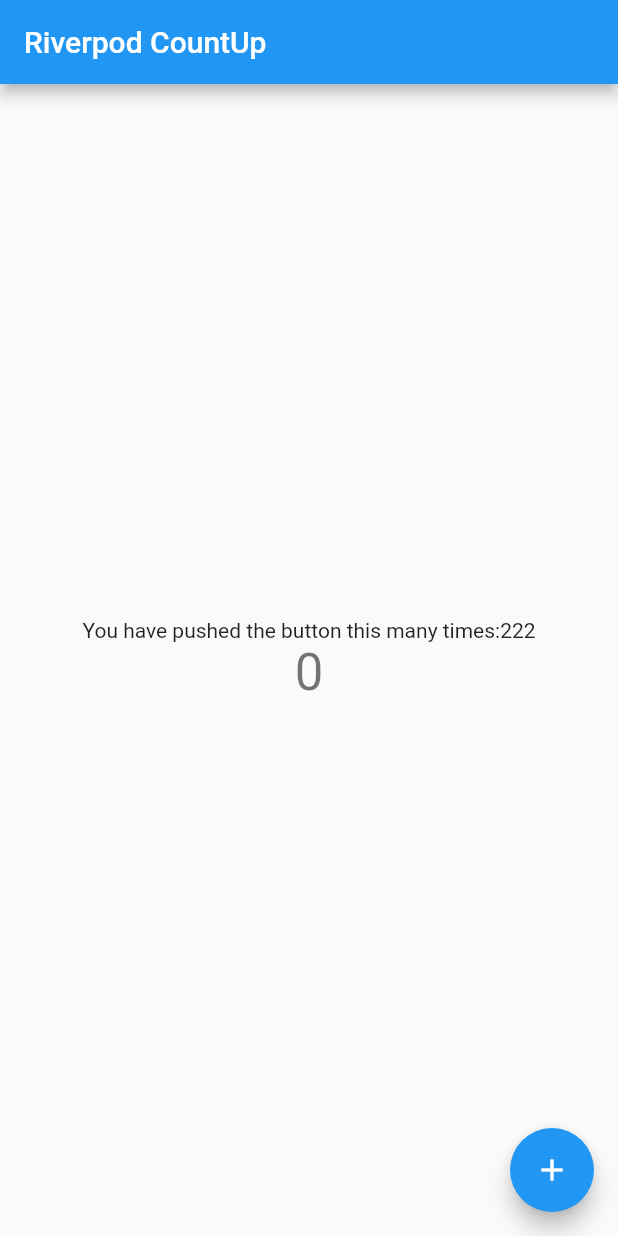
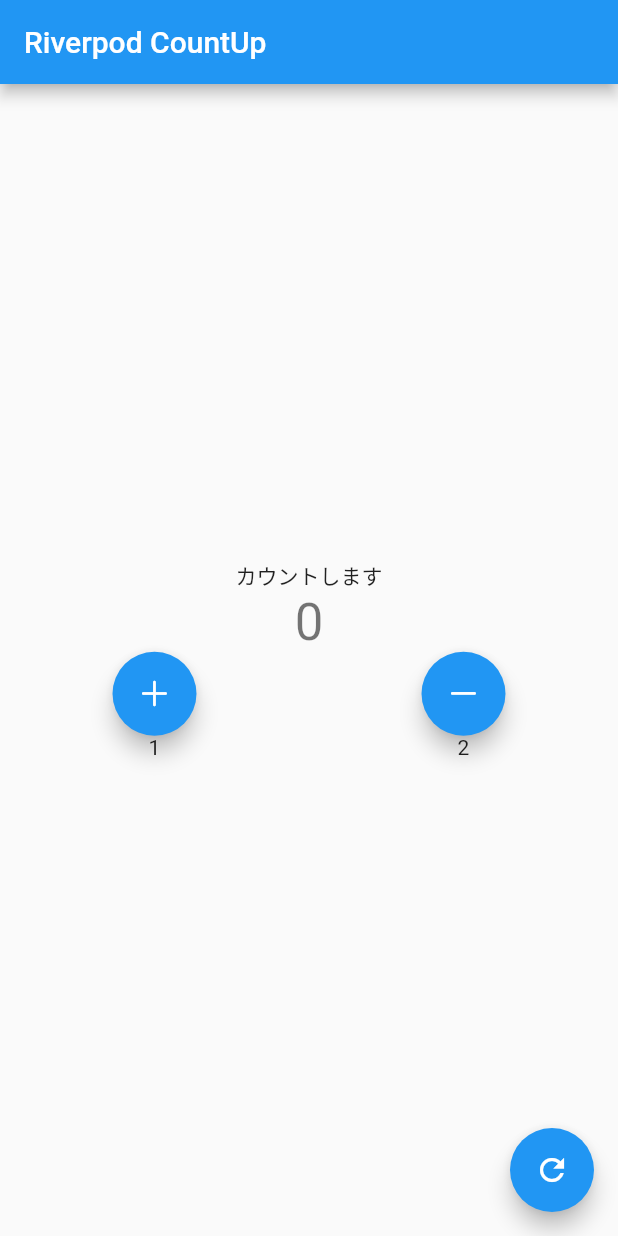
Before and after one commit to kitaoka43/test-repo, a Flutter app: the screen it shows after launch, on a phone screen of 412 x 824 dp. Run offline on Flutter 3.47's test engine with Material 2 defaults, Android fonts, the phone set to English and light mode, and no system bars; our stand-ins replace flutter_riverpod.

Commit message:
Merge remote-tracking branch 'origin/main'

```diff
--- a/lib/main.dart
+++ b/lib/main.dart
@@ -1,3 +1,4 @@
+import 'package:flutter/cupertino.dart';
 import 'package:flutter/material.dart';
 import 'package:flutter_riverpod/flutter_riverpod.dart';
 import 'package:riverpod_example/provider.dart';
@@ -27,7 +28,7 @@ class MyHomePage extends StatelessWidget {
 
   @override
   Widget build(BuildContext context) {
-    print('myhomepage re');
+    return Consumer(builder: (context, ref, child) {
       return Scaffold(
         appBar: AppBar(
           title: Consumer(
@@ -38,29 +39,42 @@ class MyHomePage extends StatelessWidget {
           child: Column(
             mainAxisAlignment: MainAxisAlignment.center,
             children: <Widget>[
-            Consumer(
-              builder: (context, ref, chid) => Text(
+              Text(
                 ref.watch(messageProvider),
               ),
-            ),
-            Consumer(builder: (context, ref, child) {
-              print('count re');
-              return Text(
+              Text(
                 ref.watch(countProvider.state).state.toString(),
                 style: Theme.of(context).textTheme.headline4,
-              );
-            }),
+              ),
+              Row(
+                mainAxisAlignment: MainAxisAlignment.spaceAround,
+                children: [
+                  FloatingActionButton(
+                    onPressed: () => ref.read(countProvider.state).state++,
+                    child: const Icon(CupertinoIcons.plus),
+                  ),
+                  FloatingActionButton(
+                    onPressed: () => ref.read(countProvider.state).state--,
+                    child: const Icon(CupertinoIcons.minus),
+                  ),
+                ],
+              ),
+              Row(
+                mainAxisAlignment: MainAxisAlignment.spaceAround,
+                children: const <Widget>[
+                  Text('1'),
+                  Text('2')
+                ],
+              )
             ],
           ),
         ),
-      floatingActionButton: Consumer(builder: (context, ref, child) {
-        print('buttun re');
-        return FloatingActionButton(
-          onPressed: () => ref.read(countProvider.state).state++,
+        floatingActionButton: FloatingActionButton(
+          onPressed: () => ref.read(countProvider.state).state = 0,
           tooltip: 'Increment',
-          child: const Icon(Icons.add),
+          child: const Icon(Icons.refresh),
+        ),
       );
-      }),
-    );
+    });
   }
 }
--- a/lib/provider.dart
+++ b/lib/provider.dart
@@ -1,5 +1,5 @@
 import 'package:flutter_riverpod/flutter_riverpod.dart';
 
 final titleProvider = Provider<String>((ref) => 'Riverpod CountUp');
-final messageProvider = Provider<String>((ref) => 'You have pushed the button this many times:222');
+final messageProvider = Provider<String>((ref) => 'カウントします');
 final countProvider = StateProvider<int>((ref) => 0);
--- a/pubspec.yaml
+++ b/pubspec.yaml
@@ -35,6 +35,7 @@ dependencies:
   # Use with the CupertinoIcons class for iOS style icons.
   cupertino_icons: ^1.0.2
   flutter_riverpod: ^1.0.4
+  freezed_annotation: ^2.0.3
 
 dev_dependencies:
   flutter_test:
@@ -46,6 +47,9 @@ dev_dependencies:
   # package. See that file for information about deactivating specific lint
   # rules and activating additional ones.
   flutter_lints: ^2.0.0
+  build_runner: ^2.1.11
+  freezed: ^2.0.3+1
+  json_serializable: ^6.2.0
 
 # For information on the generic Dart part of this file, see the
 # following page: https://dart.dev/tools/pub/pubspec
```
Also changed, not shown: pubspec.lock. Lines whose indentation alone changed are shown as unchanged.
